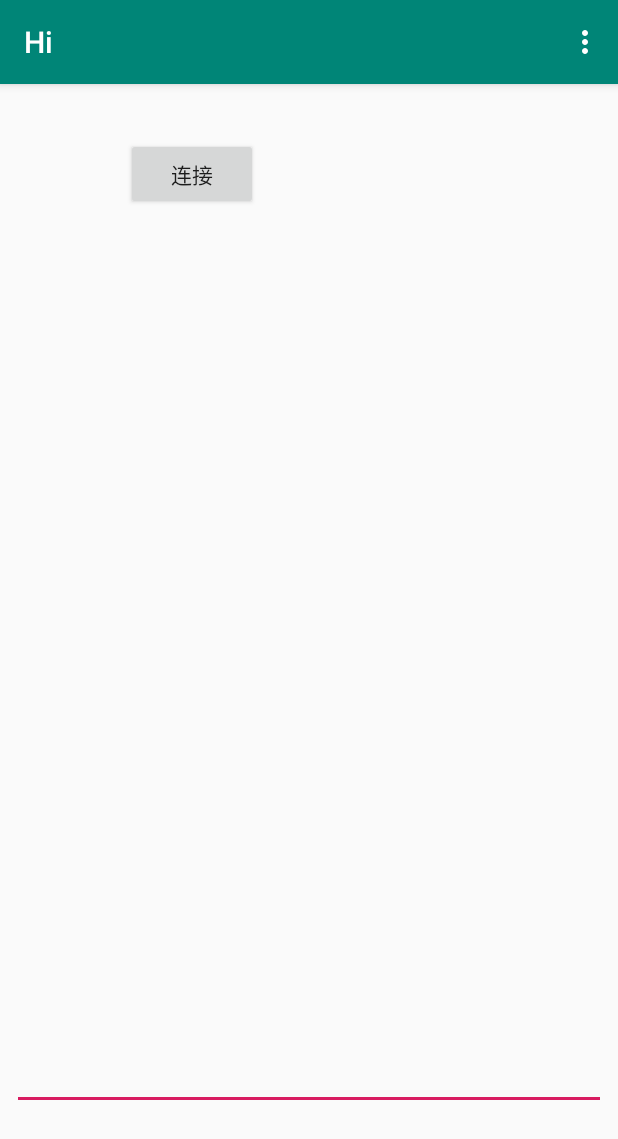
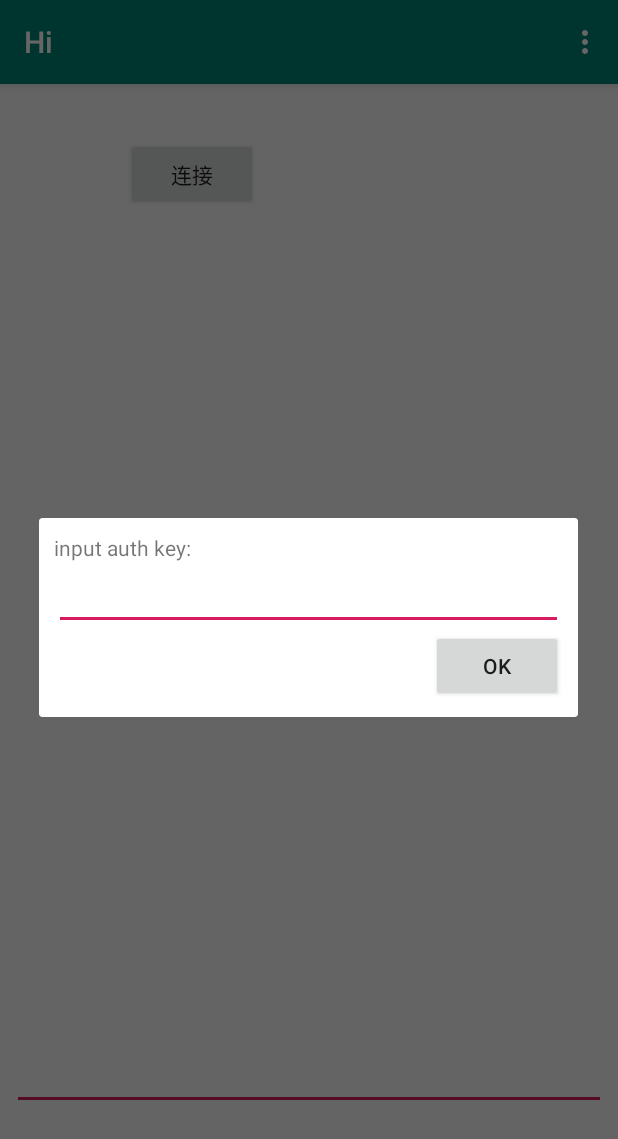
Before and after one commit to BrinedFish/ipforward_android, an Android app: the screen it shows after launch (MainActivity), in the options menu, after a tap on "下载配置", on a phone screen of 412 x 824 dp. Shown: the top 1139 px of the screen. Run offline under Robolectric (Android 15) with nearby library versions, the phone set to English and light mode, and no system bars; 1 statement that could not run was skipped.

Commit message:
新增Api

```diff
--- /dev/null
+++ b/app/src/main/java/com/mak/myapplication/Api.java
@@ -0,0 +1,159 @@
+package com.mak.myapplication;
+
+import android.content.Context;
+import android.content.SharedPreferences;
+import android.text.TextUtils;
+import org.json.JSONObject;
+
+import java.io.OutputStreamWriter;
+import java.net.HttpURLConnection;
+import java.net.Proxy;
+import java.net.URL;
+import java.util.concurrent.*;
+
+public class Api {
+    private static final String sdkVersion = "1";
+    private static String ApiSvrUrl = "";
+    private static String userId = "";
+    private static String ApiToken = "";
+
+    private static ExecutorService executor = null;
+
+    public static ExecutorService GetSingleExecutorService(){
+        if (executor == null) {
+            executor = Executors.newSingleThreadExecutor();
+        }
+        return executor;
+    }
+
+    public static String getApiSvrUrl(Context context) {
+        if (TextUtils.isEmpty(ApiSvrUrl))
+        {
+            SharedPreferences sp = context.getSharedPreferences(context.getString(R.string.app_name), Context.MODE_PRIVATE);
+            ApiSvrUrl = sp.getString("ApiSvrUrl","");
+            if (TextUtils.isEmpty(ApiSvrUrl)) {
+                ApiSvrUrl = "http://192.168.4.77:54824/api/x/";
+            }
+        }
+        return ApiSvrUrl;
+    }
+
+    public static String getApiToken(Context context) throws Exception {
+        if (TextUtils.isEmpty(ApiToken))
+        {
+            SharedPreferences sp = context.getSharedPreferences(context.getString(R.string.app_name), Context.MODE_PRIVATE);
+            ApiToken = sp.getString("ApiToken","");
+            if (TextUtils.isEmpty(ApiToken)) {
+                ApiToken = getTokenFromSvr(context);
+                sp.edit().putString("ApiToken", ApiToken).apply();
+            }
+        }
+        return ApiToken;
+    }
+    public static void setApiToken(Context context, String token) {
+        ApiToken = token;
+        SharedPreferences sp = context.getSharedPreferences(context.getString(R.string.app_name), Context.MODE_PRIVATE);
+        sp.edit().putString("ApiToken", ApiToken).apply();
+    }
+
+    public static String getUserId(Context context) {
+        if (TextUtils.isEmpty(userId))
+        {
+            userId = Utility.getUserId(context);
+        }
+        return userId;
+    }
+
+    public static ApiResult HttpReqs(String url, boolean isPost, String data){
+        ApiResult resObj = new ApiResult();
+        try {
+            HttpURLConnection httpURLConnection = (HttpURLConnection) (new URL(url)).openConnection(Proxy.NO_PROXY);
+            httpURLConnection.setConnectTimeout(10000);
+            httpURLConnection.setReadTimeout(10000);
+             if (isPost) {
+                 httpURLConnection.setRequestMethod("POST");
+                 httpURLConnection.setRequestProperty("Content-Type", "application/json;charset=utf-8");
+                 httpURLConnection.setRequestProperty("Accept", "application/json");
+                 httpURLConnection.setDoOutput(true);
+                 OutputStreamWriter outputStreamWriter = new OutputStreamWriter(httpURLConnection.getOutputStream(), "utf-8");
+                 outputStreamWriter.write(data);
+                 outputStreamWriter.flush();
+                 outputStreamWriter.close();
+             }else{
+                 httpURLConnection.setRequestMethod("GET");
+                 httpURLConnection.connect();
+             }
+            if (httpURLConnection.getResponseCode() == 200) {
+                JSONObject jobj = new JSONObject(Utility.iS2String(httpURLConnection.getInputStream()));
+                if (jobj.optBoolean("ok")){
+                    resObj.data = jobj.getJSONObject("data");
+                    resObj.ok = true;
+                }else{
+                    resObj.msg = jobj.optString("msg","服务器错误");
+                }
+            }else{
+                resObj.msg = httpURLConnection.getResponseCode()+"";
+            }
+            httpURLConnection.disconnect();
+        }catch (Exception ex){
+            resObj.msg = ex.getMessage();
+        }
+        return resObj;
+    }
+    private static void ApiHttpReqsSync(final ApiCallBack runnable, final String url,final boolean isPost,final JSONObject jSONObject){
+        GetSingleExecutorService().execute(new Runnable() {
+            @Override
+            public void run() {
+                ApiResult data = HttpReqs(url, isPost, jSONObject.toString());
+                if(runnable!=null){
+                    runnable.run(data);
+                }
+            }
+        });
+    }
+    private static Future<ApiResult> ApiHttpReqs(final String url,final boolean isPost,final JSONObject jSONObject){
+        return GetSingleExecutorService().submit(new Callable<ApiResult>() {
+            @Override
+            public ApiResult call() {
+                return HttpReqs(url, isPost, jSONObject.toString());
+            }
+        });
+    }
+
+    public static String getTokenFromSvr(Context context) throws Exception {
+        String actionUrl = getApiSvrUrl(context)+"gettoken";
+        JSONObject jSONObject = new JSONObject();
+        jSONObject.put("userid", getUserId(context));
+        jSONObject.put("version", sdkVersion);
+
+        Future<ApiResult> future = ApiHttpReqs(actionUrl, true, jSONObject);
+        ApiResult result = future.get();
+        if (result.ok){
+            return result.data.optString("token","");
+        }else{
+            throw new Exception(result.msg);
+        }
+    }
+
+    public static void getForwardTable(Context context, ApiCallBack runnable) throws Exception {
+        final String actionUrl = getApiSvrUrl(context)+"forwardtable";
+        final JSONObject jSONObject = new JSONObject();
+        jSONObject.put("userid", getUserId(context));
+        jSONObject.put("version", sdkVersion);
+        jSONObject.put("token", getApiToken(context));
+
+        ApiHttpReqsSync(runnable, actionUrl, true, jSONObject);
+    }
+
+    public static void getAuth(Context context, ApiCallBack runnable, String auth_key) throws Exception {
+        final String actionUrl = getApiSvrUrl(context)+"auth";
+        final JSONObject jSONObject = new JSONObject();
+        jSONObject.put("userid", getUserId(context));
+        jSONObject.put("version", sdkVersion);
+        jSONObject.put("key", auth_key);
+
+        ApiHttpReqsSync(runnable, actionUrl, true, jSONObject);
+    }
+
+
+}
--- /dev/null
+++ b/app/src/main/java/com/mak/myapplication/ApiCallBack.java
@@ -0,0 +1,5 @@
+package com.mak.myapplication;
+
+public interface ApiCallBack<T> {
+    public abstract void run(T data);
+}
--- /dev/null
+++ b/app/src/main/java/com/mak/myapplication/ApiResult.java
@@ -0,0 +1,17 @@
+package com.mak.myapplication;
+
+import org.json.JSONObject;
+
+public class ApiResult{
+    public boolean ok = false;
+    public String msg = "";
+    public JSONObject data = null;
+
+    public ApiResult(){}
+
+    public ApiResult(boolean ok, String msg, JSONObject data){
+        this.ok = ok;
+        this.msg = msg;
+        this.data = data;
+    }
+}
--- a/app/src/main/java/com/mak/myapplication/MainActivity.java
+++ b/app/src/main/java/com/mak/myapplication/MainActivity.java
@@ -1,15 +1,11 @@
 package com.mak.myapplication;
 
 import android.app.AlertDialog;
-import android.content.Context;
 import android.content.Intent;
-import android.content.SharedPreferences;
 import android.os.Looper;
-import android.os.Message;
 import android.support.v7.app.AppCompatActivity;
 import android.os.Bundle;
 import android.os.Handler;
-import android.text.TextUtils;
 import android.view.Menu;
 import android.view.MenuItem;
 import android.view.View;
@@ -18,25 +14,29 @@ import com.minhui.vpn.ForwardConfig;
 import com.minhui.vpn.utils.VpnServiceHelper;
 import android.widget.Button;
 import android.widget.EditText;
+import org.json.JSONArray;
+import org.json.JSONException;
 
-import java.io.*;
-import java.net.HttpURLConnection;
-import java.net.Proxy;
-import java.net.URL;
-import java.util.concurrent.Executor;
-import java.util.concurrent.Executors;
 
 public class MainActivity extends AppCompatActivity {
-    private static final String DefcfgUrl = "http://192.168.4.77/lst.txt";
     private final Handler mHandler = new Handler();
     private Button btn_start;
     private EditText editText_rule;
     private VpnServiceHelper vpnServiceHelper;
+    private AlertDialog authDialog = null;
     @Override
     protected void onCreate(Bundle savedInstanceState) {
         super.onCreate(savedInstanceState);
         setContentView(R.layout.activity_main);
 
+//        Thread ddd = new Thread(new Runnable() {
+//            @Override
+//            public void run() {
+//                Api.HttpReqs("http://192.168.4.77:54824/api/x/gettoken",true, "{\"data\":\"111111111111111111111111\"}");
+//            }
+//        });
+//        ddd.start();
+        checkAuth();
         vpnServiceHelper = new VpnServiceHelper(this);
 
         btn_start = findViewById(R.id.btn_1);
@@ -67,66 +67,91 @@ public class MainActivity extends AppCompatActivity {
         mHandler.postDelayed(r, 1000);
     }
 
-    public String iS2String(InputStream in) throws IOException {
-        StringBuilder out = new StringBuilder();
-        byte[] arrayOfByte = new byte[4096];
-        while (true) {
-            int i = in.read(arrayOfByte);
-            if (i == -1) {
-                break;
+    private void checkAuth(){
+        AlertDialog.Builder builder = new AlertDialog.Builder(this);
+        View dialogView = View.inflate(this, R.layout.activity_auth, null);
+        builder.setView(dialogView) ;
+        authDialog = builder.create();
+        authDialog.setCanceledOnTouchOutside(false);
+        authDialog.setCancelable(false);
+        authDialog.show();
+        final EditText edt_auth_key = authDialog.findViewById(R.id.edt_auth_key);
+        authDialog.findViewById(R.id.btn_ok).setOnClickListener(new View.OnClickListener() {
+            @Override
+            public void onClick(View v) {
+                Toast.makeText(getApplicationContext(), edt_auth_key.getText(), Toast.LENGTH_SHORT).show();
+
+                final AlertDialog loadingDialog = CreateLoadingDialog();
+                try {
+                    Api.getAuth(MainActivity.this, new ApiCallBack<ApiResult>() {
+                        @Override
+                        public void run(final ApiResult result) {
+                            if (result.ok) {
+                                Api.setApiToken(MainActivity.this, result.data.optString("token"));
+                                authDialog.dismiss();
+                            }else{
+                                MainActivity.this.runOnUiThread(new Runnable() {
+                                    @Override
+                                    public void run() {
+                                        Toast.makeText(getApplicationContext(), result.msg, Toast.LENGTH_SHORT).show();
                                     }
-            out.append(new String(arrayOfByte, 0, i));
+                                });
                             }
-        return out.toString();
+                            loadingDialog.dismiss();
+                        }
+                    }, edt_auth_key.getText().toString());
+                } catch (Exception e) {
+                    Toast.makeText(getApplicationContext(), e.getMessage(), Toast.LENGTH_SHORT).show();
+                    loadingDialog.dismiss();
+                }
+            }
+        });
+    }
+     private AlertDialog CreateLoadingDialog(){
+         AlertDialog.Builder builder = new AlertDialog.Builder(this);
+         View dialogView = View.inflate(this, R.layout.dlg_loading, null);
+         builder.setView(dialogView) ;
+         AlertDialog loadingDialog = builder.create();
+         loadingDialog.setCanceledOnTouchOutside(false);
+         loadingDialog.setCancelable(false);
+         loadingDialog.show();
+         return loadingDialog;
      }
 
     private void downloadCfg(){
-        AlertDialog.Builder builder = new AlertDialog.Builder(this);
-        View dialogView = View.inflate(this, R.layout.dlg_loading, null);
-        builder.setView(dialogView) ;
-        final AlertDialog loadingalertDialog = builder.create();
-        loadingalertDialog.setCanceledOnTouchOutside(false);
-        loadingalertDialog.setCancelable(false);
-        loadingalertDialog.show();
-
-        Executor g = Executors.newSingleThreadExecutor();
-        g.execute(new Runnable() {
+        final AlertDialog loadingDialog = CreateLoadingDialog();
+        try {
+            Api.getForwardTable(this, new ApiCallBack<ApiResult>() {
+                @Override
+                public void run(final ApiResult result) {
+                    MainActivity.this.runOnUiThread(new Runnable() {
                         @Override
                         public void run() {
-                String msg = "";
+                            String msg;
+                            if (result.ok){
                                 try {
-                    SharedPreferences sp = getSharedPreferences(getString(R.string.app_name), Context.MODE_PRIVATE);
-                    String urlStr = sp.getString("api_addr","");
-                    if (TextUtils.isEmpty(urlStr)){
-                        urlStr = DefcfgUrl;
+                                    editText_rule.setText("");
+                                    JSONArray data = result.data.getJSONArray("list");
+                                    for (int i = 0; i < data.length(); i++) {
+                                        editText_rule.append(data.get(i)+"\r\n");
                                     }
-                    HttpURLConnection httpURLConnection = (HttpURLConnection) (new URL(urlStr)).openConnection(Proxy.NO_PROXY);
-                    httpURLConnection.setConnectTimeout(10000);
-                    httpURLConnection.setRequestMethod("GET");
-                    httpURLConnection.connect();
-                    if (httpURLConnection.getResponseCode() == 200) {
-                        final String data = iS2String(httpURLConnection.getInputStream());
-                        //System.out.println(data);
-                        runOnUiThread(new Runnable() {
-                            @Override
-                            public void run() {
-                                editText_rule.setText(data);
+                                    msg = "ok";
+                                } catch (JSONException e) {
+                                    msg = e.getMessage();
+                                }
+                            } else{
+                                msg = result.msg;
+                            }
+                            Toast.makeText(getApplicationContext(), msg, Toast.LENGTH_SHORT).show();
+                            loadingDialog.dismiss();
                         }
                     });
-                        msg = "ok";
-                    }else{
-                        msg = httpURLConnection.getResponseCode()+"";
-                    }
-                } catch (Exception exception) {
-                    exception.printStackTrace();
-                    msg = exception.getMessage();
-                }
-                loadingalertDialog.dismiss();
-                Looper.prepare();
-                Toast.makeText(getApplicationContext(), msg, Toast.LENGTH_SHORT).show();
-                Looper.loop();
                 }
             });
+        } catch (Exception e) {
+            Toast.makeText(getApplicationContext(), e.getMessage(), Toast.LENGTH_SHORT).show();
+            loadingDialog.dismiss();
+        }
     }
 
     @Override
@@ -143,7 +168,7 @@ public class MainActivity extends AppCompatActivity {
             return true;
         } else if (id == R.id.action_settings) {
             Intent cfg = new Intent();
-            cfg.setClass(MainActivity.this, cfg.class);
+            cfg.setClass(MainActivity.this, cfgActivity.class);
             MainActivity.this.startActivity(cfg);
             return true;
         }
--- /dev/null
+++ b/app/src/main/java/com/mak/myapplication/Utility.java
@@ -0,0 +1,65 @@
+package com.mak.myapplication;
+
+import android.Manifest;
+import android.content.Context;
+import android.content.SharedPreferences;
+import android.content.pm.PackageManager;
+import android.os.Build;
+import android.provider.Settings;
+import android.support.v4.content.ContextCompat;
+import android.telephony.TelephonyManager;
+import android.text.TextUtils;
+
+import java.io.IOException;
+import java.io.InputStream;
+import java.util.UUID;
+
+public class Utility {
+
+    public static String iS2String(InputStream in) throws IOException {
+        StringBuilder out = new StringBuilder();
+        byte[] arrayOfByte = new byte[4096];
+        while (true) {
+            int i = in.read(arrayOfByte);
+            if (i == -1) {
+                break;
+            }
+            out.append(new String(arrayOfByte, 0, i));
+        }
+        return out.toString();
+    }
+
+    public static String getUserId(Context context){
+        SharedPreferences sp = context.getSharedPreferences(context.getString(R.string.app_name), Context.MODE_PRIVATE);
+        String userId = sp.getString("userid","");
+        if (TextUtils.isEmpty(userId)) {
+            userId = getDeviceId(context);
+            if (TextUtils.isEmpty(userId)) {
+                userId = UUID.randomUUID().toString();
+            }
+            sp.edit().putString("userid", userId).apply();
+        }
+        return userId;
+    }
+
+    private static String getDeviceId(Context context) {
+        String iemi = "";
+        TelephonyManager mTelephony = (TelephonyManager) context.getSystemService(Context.TELEPHONY_SERVICE);
+        if (mTelephony != null && ContextCompat.checkSelfPermission(context, Manifest.permission.READ_PHONE_STATE) == PackageManager.PERMISSION_GRANTED) {
+            try
+            {
+                if (Build.VERSION.SDK_INT >= Build.VERSION_CODES.O) {
+                    iemi = mTelephony.getImei();
+                }else{
+                    iemi = mTelephony.getDeviceId();
+                }
+                if (iemi == null || iemi.length() == 0)
+                {
+                    iemi = Settings.Secure.getString(context.getApplicationContext().getContentResolver(), Settings.Secure.ANDROID_ID);
+                }
+            }catch (Exception ignored){
+            }
+        }
+        return iemi;
+    }
+}
--- a/app/src/main/java/com/mak/myapplication/cfg.java
+++ b/app/src/main/java/com/mak/myapplication/cfgActivity.java
@@ -10,7 +10,7 @@ import android.support.v7.widget.Toolbar;
 import android.view.View;
 import android.widget.EditText;
 
-public class cfg extends AppCompatActivity {
+public class cfgActivity extends AppCompatActivity {
 
     EditText edit_api_addr;
 
--- /dev/null
+++ b/app/src/main/res/layout/activity_auth.xml
@@ -0,0 +1,25 @@
+<?xml version="1.0" encoding="utf-8"?>
+<LinearLayout
+        xmlns:android="http://schemas.android.com/apk/res/android"
+        xmlns:tools="http://schemas.android.com/tools"
+        android:layout_width="match_parent"
+        android:layout_height="match_parent" android:orientation="vertical"
+        android:padding="10dp"
+        tools:context=".AuthActivity">
+
+        <TextView
+                android:text="input auth key:"
+                android:layout_width="match_parent"
+                android:layout_height="wrap_content" android:id="@+id/textView"/>
+        <EditText
+                android:layout_width="match_parent"
+                android:layout_height="wrap_content"
+                android:inputType="textPersonName"
+                android:text=""
+                android:ems="10"
+                android:id="@+id/edt_auth_key"/>
+        <Button
+                android:text="ok" android:layout_gravity="end|center_vertical"
+                android:layout_width="wrap_content"
+                android:layout_height="wrap_content" android:id="@+id/btn_ok"/>
+</LinearLayout>
--- a/app/src/main/res/layout/activity_cfg.xml
+++ b/app/src/main/res/layout/activity_cfg.xml
@@ -5,7 +5,7 @@
         xmlns:tools="http://schemas.android.com/tools"
         android:layout_width="match_parent"
         android:layout_height="match_parent"
-        tools:context=".cfg">
+        tools:context=".cfgActivity">
 
     <android.support.design.widget.AppBarLayout
             android:layout_height="wrap_content"
--- a/app/src/main/res/layout/content_cfg.xml
+++ b/app/src/main/res/layout/content_cfg.xml
@@ -8,7 +8,7 @@
         app:layout_behavior="@string/appbar_scrolling_view_behavior"
         tools:showIn="@layout/activity_cfg"
         android:orientation="vertical" android:background="#CCC"
-        tools:context=".cfg">
+        tools:context=".cfgActivity">
 
     <RelativeLayout
             android:layout_width="match_parent" android:background="#FFF" android:layout_marginBottom="2dp"
--- a/app/src/main/res/values/strings.xml
+++ b/app/src/main/res/values/strings.xml
@@ -3,4 +3,5 @@
     <string name="title_activity_main">Hi</string>
     <string name="title_activity_cfg">Config</string>
     <string name="text_default">Default</string>
+    <string name="title_activity_auth">AuthActivity</string>
 </resources>
```
Also changed, not shown: app/src/main/AndroidManifest.xml (+12 -4 lines), app/src/main/java/com/mak/myapplication/AuthActivity.java (added, +17 -0 lines). Lines whose indentation alone changed are shown as unchanged.
